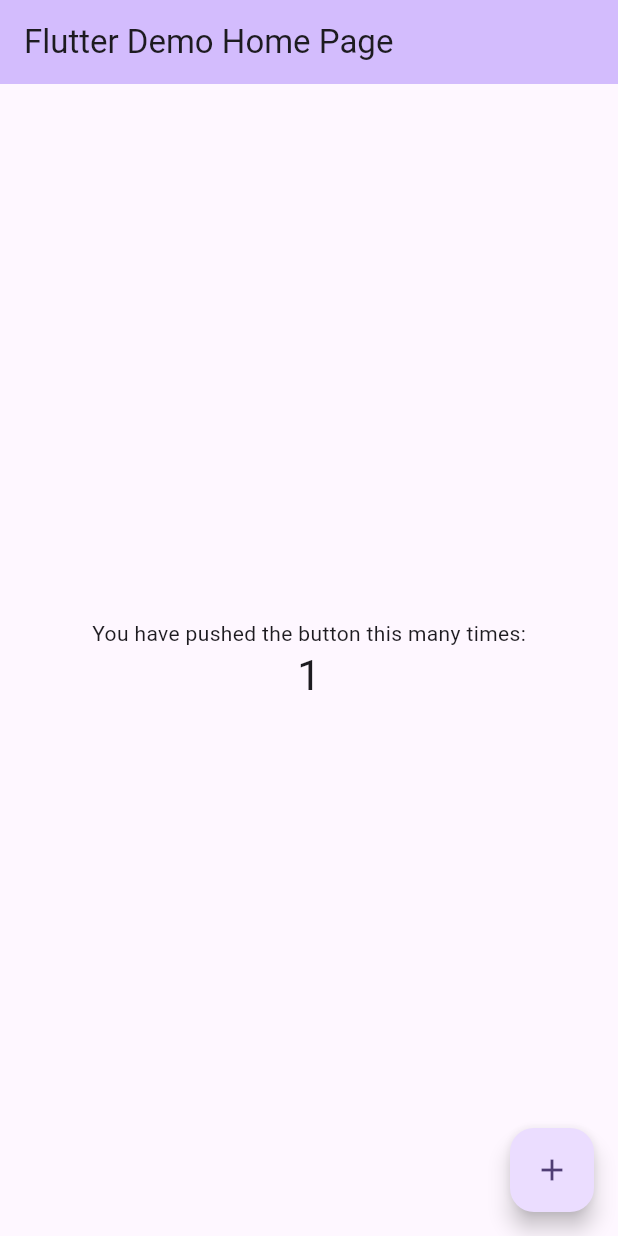
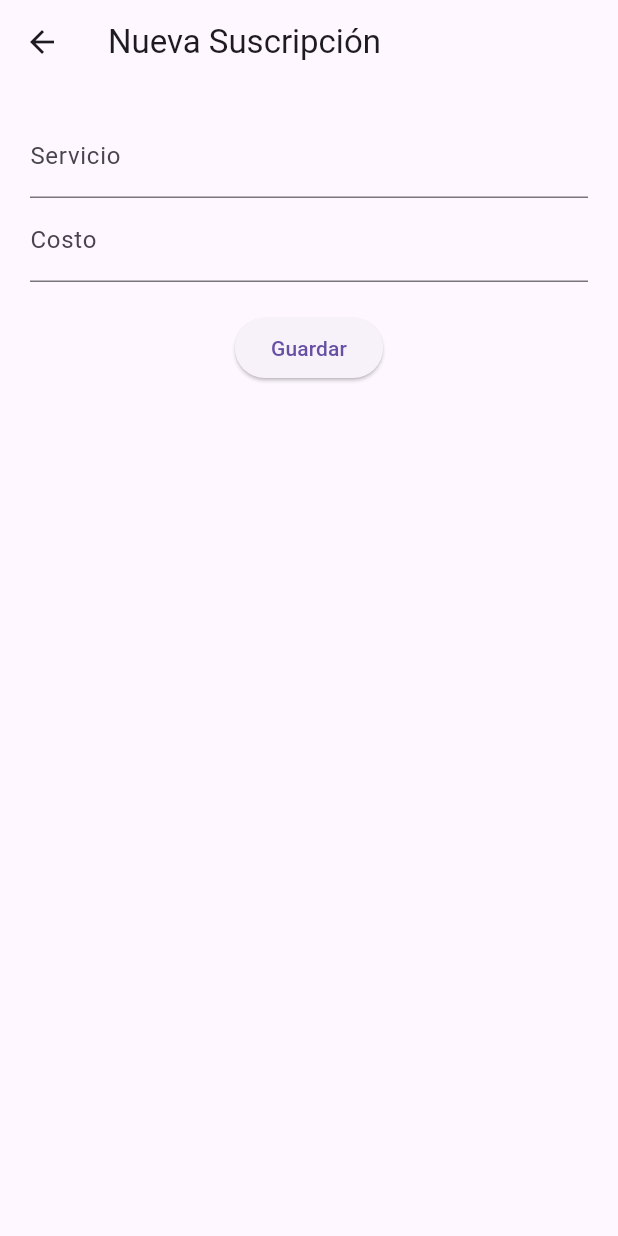
Before and after one commit to Masu-113/admin_suscription_app, a Flutter app: the screen it shows after launch, after a tap on the "add" icon, on a phone screen of 412 x 824 dp. Run offline on Flutter 3.47's test engine with Material 3 defaults, Android fonts, the phone set to English and light mode, and no system bars; our stand-ins replace sqflite; accounts and stored records are empty.

Commit message:
Fase de prueba

```diff
--- a/lib/main.dart
+++ b/lib/main.dart
@@ -1,4 +1,5 @@
 import 'package:flutter/material.dart';
+import 'screens/home_screen.dart';
 
 void main() {
   runApp(const MyApp());
@@ -7,116 +8,29 @@ void main() {
 class MyApp extends StatelessWidget {
   const MyApp({super.key});
 
-  // This widget is the root of your application.
   @override
   Widget build(BuildContext context) {
     return MaterialApp(
-      title: 'Flutter Demo',
-      theme: ThemeData(
-        // This is the theme of your application.
-        //
-        // TRY THIS: Try running your application with "flutter run". You'll see
-        // the application has a purple toolbar. Then, without quitting the app,
-        // try changing the seedColor in the colorScheme below to Colors.green
-        // and then invoke "hot reload" (save your changes or press the "hot
-        // reload" button in a Flutter-supported IDE, or press "r" if you used
-        // the command line to start the app).
-        //
-        // Notice that the counter didn't reset back to zero; the application
-        // state is not lost during the reload. To reset the state, use hot
-        // restart instead.
-        //
-        // This works for code too, not just values: Most code changes can be
-        // tested with just a hot reload.
-        colorScheme: .fromSeed(seedColor: Colors.deepPurple),
-      ),
-      home: const MyHomePage(title: 'Flutter Demo Home Page'),
+      debugShowCheckedModeBanner: false,
+
+      title: "Control Suscripciones",
+
+      theme: ThemeData(primarySwatch: Colors.blue),
+
+      home: HomeScreen(),
     );
   }
 }
 
-class MyHomePage extends StatefulWidget {
-  const MyHomePage({super.key, required this.title});
-
-  // This widget is the home page of your application. It is stateful, meaning
-  // that it has a State object (defined below) that contains fields that affect
-  // how it looks.
-
-  // This class is the configuration for the state. It holds the values (in this
-  // case the title) provided by the parent (in this case the App widget) and
-  // used by the build method of the State. Fields in a Widget subclass are
-  // always marked "final".
-
-  final String title;
-
-  @override
-  State<MyHomePage> createState() => _MyHomePageState();
-}
-
-class _MyHomePageState extends State<MyHomePage> {
-  int _counter = 0;
-
-  void _incrementCounter() {
-    setState(() {
-      // This call to setState tells the Flutter framework that something has
-      // changed in this State, which causes it to rerun the build method below
-      // so that the display can reflect the updated values. If we changed
-      // _counter without calling setState(), then the build method would not be
-      // called again, and so nothing would appear to happen.
-      _counter++;
-    });
-  }
+class HomePage extends StatelessWidget {
+  const HomePage({super.key});
 
   @override
   Widget build(BuildContext context) {
-    // This method is rerun every time setState is called, for instance as done
-    // by the _incrementCounter method above.
-    //
-    // The Flutter framework has been optimized to make rerunning build methods
-    // fast, so that you can just rebuild anything that needs updating rather
-    // than having to individually change instances of widgets.
     return Scaffold(
-      appBar: AppBar(
-        // TRY THIS: Try changing the color here to a specific color (to
-        // Colors.amber, perhaps?) and trigger a hot reload to see the AppBar
-        // change color while the other colors stay the same.
-        backgroundColor: Theme.of(context).colorScheme.inversePrimary,
-        // Here we take the value from the MyHomePage object that was created by
-        // the App.build method, and use it to set our appbar title.
-        title: Text(widget.title),
-      ),
-      body: Center(
-        // Center is a layout widget. It takes a single child and positions it
-        // in the middle of the parent.
-        child: Column(
-          // Column is also a layout widget. It takes a list of children and
-          // arranges them vertically. By default, it sizes itself to fit its
-          // children horizontally, and tries to be as tall as its parent.
-          //
-          // Column has various properties to control how it sizes itself and
-          // how it positions its children. Here we use mainAxisAlignment to
-          // center the children vertically; the main axis here is the vertical
-          // axis because Columns are vertical (the cross axis would be
-          // horizontal).
-          //
-          // TRY THIS: Invoke "debug painting" (choose the "Toggle Debug Paint"
-          // action in the IDE, or press "p" in the console), to see the
-          // wireframe for each widget.
-          mainAxisAlignment: .center,
-          children: [
-            const Text('You have pushed the button this many times:'),
-            Text(
-              '$_counter',
-              style: Theme.of(context).textTheme.headlineMedium,
-            ),
-          ],
-        ),
-      ),
-      floatingActionButton: FloatingActionButton(
-        onPressed: _incrementCounter,
-        tooltip: 'Increment',
-        child: const Icon(Icons.add),
-      ),
+      appBar: AppBar(title: const Text("Mis Suscripciones")),
+
+      body: const Center(child: Text("Sin suscripciones")),
     );
   }
 }
--- /dev/null
+++ b/lib/models/subscription.dart
@@ -0,0 +1,23 @@
+class Subscription {
+  String id;
+
+  String serviceName;
+
+  double price;
+
+  DateTime renewalDate;
+
+  String status;
+
+  Subscription({
+    required this.id,
+
+    required this.serviceName,
+
+    required this.price,
+
+    required this.renewalDate,
+
+    required this.status,
+  });
+}
--- /dev/null
+++ b/lib/screens/add_subscription_screen.dart
@@ -0,0 +1,71 @@
+import 'package:flutter/material.dart';
+import 'package:uuid/uuid.dart';
+
+import '../models/subscription.dart';
+import '../data/repositories/subscription_repository.dart';
+
+class AddSubscriptionScreen extends StatefulWidget {
+  const AddSubscriptionScreen({super.key});
+
+  @override
+  State<AddSubscriptionScreen> createState() => _AddSubscriptionScreenState();
+}
+
+class _AddSubscriptionScreenState extends State<AddSubscriptionScreen> {
+  final nameController = TextEditingController();
+
+  final priceController = TextEditingController();
+
+  final repo = SubscriptionRepository();
+
+  void save() async {
+    final subscription = Subscription(
+      id: const Uuid().v4(),
+
+      serviceName: nameController.text,
+
+      price: double.parse(priceController.text),
+
+      renewalDate: DateTime.now(),
+
+      status: "Activa",
+    );
+
+    await repo.insertSubscription(subscription);
+
+    Navigator.pop(context);
+  }
+
+  @override
+  Widget build(BuildContext context) {
+    return Scaffold(
+      appBar: AppBar(title: const Text("Nueva Suscripción")),
+
+      body: Padding(
+        padding: const EdgeInsets.all(20),
+
+        child: Column(
+          children: [
+            TextField(
+              controller: nameController,
+
+              decoration: const InputDecoration(labelText: "Servicio"),
+            ),
+
+            TextField(
+              controller: priceController,
+
+              keyboardType: TextInputType.number,
+
+              decoration: const InputDecoration(labelText: "Costo"),
+            ),
+
+            const SizedBox(height: 20),
+
+            ElevatedButton(onPressed: save, child: const Text("Guardar")),
+          ],
+        ),
+      ),
+    );
+  }
+}
--- /dev/null
+++ b/lib/screens/home_screen.dart
@@ -0,0 +1,29 @@
+import 'package:flutter/material.dart';
+import 'add_subscription_screen.dart';
+
+class HomeScreen extends StatelessWidget {
+  const HomeScreen({super.key});
+
+  @override
+  Widget build(BuildContext context) {
+    return Scaffold(
+      appBar: AppBar(title: const Text("Mis Suscripciones")),
+
+      body: const Center(child: Text("No tienes suscripciones")),
+
+      floatingActionButton: FloatingActionButton(
+        child: const Icon(Icons.add),
+
+        onPressed: () {
+          Navigator.push(
+            context,
+
+            MaterialPageRoute(
+              builder: (context) => const AddSubscriptionScreen(),
+            ),
+          );
+        },
+      ),
+    );
+  }
+}
```
Also changed, not shown: lib/data/local/database_helper.dart (added, +40 -0 lines), lib/data/repositories/subscription_repository.dart (added, +44 -0 lines), 1 other file.
